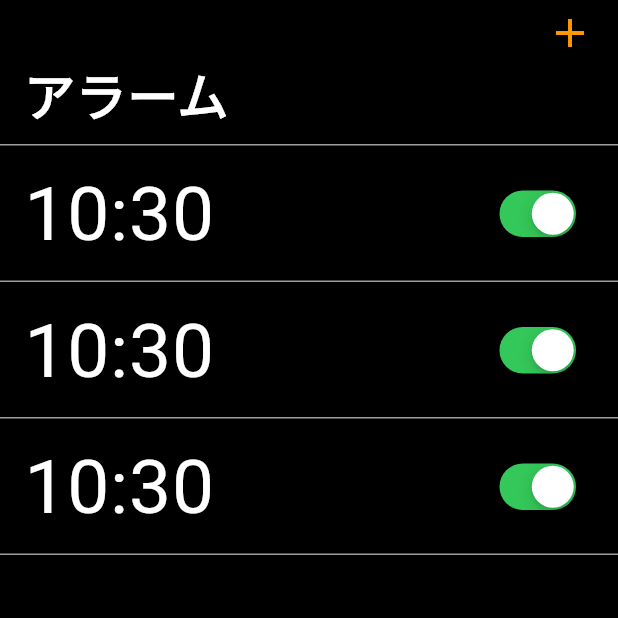
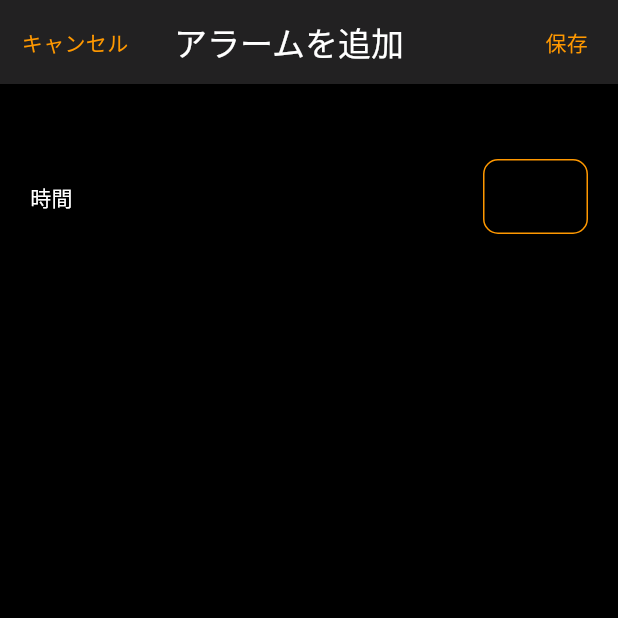
Before and after one commit to toto-inu/flutter_sample_alarm, a Flutter app: the screen it shows after launch, after a tap on the "add" icon, on a phone screen of 412 x 824 dp, the top half of it. Run offline on Flutter 3.47's test engine with Material 2 defaults, Android fonts, the phone set to English and light mode, and no system bars; our stand-ins replace flutter_slidable.

```diff
--- /dev/null
+++ b/lib/pages/add_edit_alarm_page.dart
@@ -0,0 +1,90 @@
+import 'package:flutter/cupertino.dart';
+import 'package:flutter/material.dart';
+import 'package:intl/intl.dart';
+
+class AddEditAlarmPage extends StatefulWidget {
+  const AddEditAlarmPage({Key? key}) : super(key: key);
+
+  @override
+  State<AddEditAlarmPage> createState() => _AddEditAlarmPageState();
+}
+
+class _AddEditAlarmPageState extends State<AddEditAlarmPage> {
+  TextEditingController timeTextController = TextEditingController();
+  DateTime selectedDate = DateTime.now();
+
+  @override
+  Widget build(BuildContext context) {
+    return Scaffold(
+        appBar: AppBar(
+            leadingWidth: 100,
+            leading: GestureDetector(
+                child: Container(
+                    alignment: Alignment.center,
+                    child:
+                        Text("キャンセル", style: TextStyle(color: Colors.orange))),
+                onTap: () {
+                  Navigator.pop(context);
+                }),
+            backgroundColor: Colors.black87,
+            title: Text("アラームを追加", style: TextStyle(color: Colors.white)),
+            actions: [
+              GestureDetector(
+                  child: Container(
+                    padding: EdgeInsets.only(right: 20),
+                    alignment: Alignment.center,
+                    child: Text("保存", style: TextStyle(color: Colors.orange)),
+                  ),
+                  onTap: () {
+                    Navigator.pop(context);
+                  })
+            ]),
+        body: Container(
+            height: double.infinity,
+            color: Colors.black,
+            child: Column(
+              children: [
+                SizedBox(height: 50),
+                Padding(
+                  padding: const EdgeInsets.symmetric(horizontal: 20.0),
+                  child: Row(
+                      mainAxisAlignment: MainAxisAlignment.spaceBetween,
+                      children: [
+                        Text('時間', style: TextStyle(color: Colors.white)),
+                        Container(
+                            width: 70,
+                            decoration: BoxDecoration(
+                                border: Border.all(color: Colors.orange),
+                                borderRadius: BorderRadius.circular(10)),
+                            child: TextField(
+                                controller: timeTextController,
+                                textAlign: TextAlign.center,
+                                style: TextStyle(color: Colors.white),
+                                decoration: InputDecoration(
+                                  border: InputBorder.none,
+                                ),
+                                // キーボード入力を消す
+                                readOnly: true,
+                                onTap: () {
+                                  showModalBottomSheet(
+                                      context: context,
+                                      builder: (context) {
+                                        return CupertinoDatePicker(
+                                            initialDateTime: selectedDate,
+                                            mode: CupertinoDatePickerMode.time,
+                                            onDateTimeChanged: (newDate) {
+                                              String time = DateFormat('H:mm')
+                                                  .format(newDate);
+                                              selectedDate = newDate;
+                                              timeTextController.text = time;
+                                              setState(() {
+                                              });
+                                            });
+                                      });
+                                }))
+                      ]),
+                ),
+              ],
+            )));
+  }
+}
--- a/lib/pages/home_page.dart
+++ b/lib/pages/home_page.dart
@@ -1,7 +1,9 @@
 import 'package:flutter/cupertino.dart';
 import 'package:flutter/material.dart';
+import 'package:flutter_slidable/flutter_slidable.dart';
 import 'package:intl/intl.dart';
 import 'package:sample_alarm/alarm.dart';
+import 'package:sample_alarm/pages/add_edit_alarm_page.dart';
 
 class HomePage extends StatefulWidget {
   const HomePage({Key? key}) : super(key: key);
@@ -27,24 +29,78 @@ class _HomePageState extends State<HomePage> {
             backgroundColor: Colors.black,
             largeTitle: Text('アラーム', style: TextStyle(color: Colors.white)),
             trailing: GestureDetector(
-                child: Icon(Icons.add, color: Colors.orange), onTap: () {}),
+                child: Icon(Icons.add, color: Colors.orange),
+               onTap: () {
+                  Navigator.push(context, MaterialPageRoute(builder: (context) => AddEditAlarmPage()));
+               }
+                ),
           ),
           SliverList(
             delegate: SliverChildBuilderDelegate((context, index) {
               Alarm alarm = alarmList[index];
               return Column(
                 children: [
-                  if(index==0) Divider(color: Colors.grey, height: 1),
-                  ListTile(
+                  if (index == 0) Divider(color: Colors.grey, height: 1),
+                  Slidable(
+                    key: ValueKey(index),
+                    // dismissible: DismissiblePane(onDismissed: (){}),
+                    startActionPane: ActionPane(
+                      motion: const ScrollMotion(),
+                      children: [
+                        SlidableAction(
+                            onPressed: (BuildContext context) {
+                              print("🐕");
+                            },
+                            backgroundColor: Color(0xFFFE4A49),
+                            foregroundColor: Colors.white,
+                            icon: Icons.delete,
+                            label: "Delete"),
+                        SlidableAction(
+                            onPressed: (BuildContext context) {
+                              print("🐕");
+                            },
+                            backgroundColor: Color(0xFF21B7CA),
+                            foregroundColor: Colors.white,
+                            icon: Icons.share,
+                            label: "Share"),
+                      ],
+                    ),
+                    endActionPane: ActionPane(
+                      motion: ScrollMotion(),
+                      children: [
+                        SlidableAction(
+                          // An action can be bigger than the others.
+                          flex: 2,
+                          onPressed: (BuildContext context) {
+                            print("🐈");
+                          },
+                          backgroundColor: Color(0xFF7BC043),
+                          foregroundColor: Colors.white,
+                          icon: Icons.archive,
+                          label: 'Archive',
+                        ),
+                        SlidableAction(
+                          onPressed: (BuildContext context) {
+                            print("🐈");
+                          },
+                          backgroundColor: Color(0xFF0392CF),
+                          foregroundColor: Colors.white,
+                          icon: Icons.save,
+                          label: 'Save',
+                        ),
+                      ],
+                    ),
+                    child: ListTile(
                       title: Text(DateFormat('H:mm').format(alarm.alarmTime),
                           style: TextStyle(color: Colors.white, fontSize: 50)),
                       trailing: CupertinoSwitch(
                         value: alarm.isActive,
-                      onChanged: (newValue){
+                        onChanged: (newValue) {
                           setState(() {
                             alarm.isActive = newValue;
                           });
                         },
+                      ),
                     ),
                   ),
                   Divider(color: Colors.grey, height: 0)
--- a/pubspec.yaml
+++ b/pubspec.yaml
@@ -36,6 +36,7 @@ dependencies:
   # Use with the CupertinoIcons class for iOS style icons.
   cupertino_icons: ^1.0.2
   intl: ^0.18.0
+  flutter_slidable: ^2.0.0
 
 dev_dependencies:
   flutter_test:
```
Also changed, not shown: pubspec.lock. Lines whose indentation alone changed are shown as unchanged.
